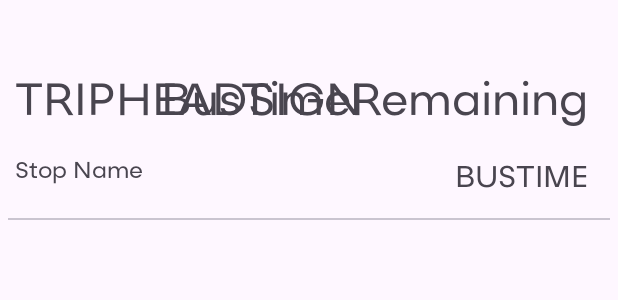
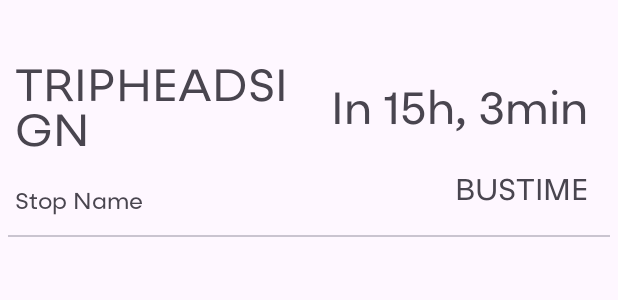
Before and after one commit to afg360/Bus2Go, an Android app: the layout favourites_list_elem.xml on its own in the app's theme, with its tools: preview values and no code run, on a phone screen of 412 x 824 dp. Shown: the top 300 px of the screen. Run offline under Robolectric (Android 15) with nearby library versions, the phone set to English and light mode, and no system bars.

Commit message:
Improved ui for trains

```diff
--- a/app/src/main/java/dev/mainhq/bus2go/fragments/Favourites.kt
+++ b/app/src/main/java/dev/mainhq/bus2go/fragments/Favourites.kt
@@ -163,7 +163,6 @@ class Favourites(private val favouritesViewModel: FavouritesViewModel,
                     .show()
             }
         }
-
     }
 
     override fun onDestroyView() {
@@ -264,7 +263,6 @@ class Favourites(private val favouritesViewModel: FavouritesViewModel,
             is TrainData -> {
                 view.tag as TrainData
             }
-
             else -> throw IllegalStateException("The item view tag has not been initialised!!!")
         }
     }
--- a/app/src/main/res/layout/favourites_list_elem.xml
+++ b/app/src/main/res/layout/favourites_list_elem.xml
@@ -25,10 +25,22 @@
             android:layout_width="match_parent"
             android:layout_height="wrap_content"
             >
+            <com.google.android.material.textview.MaterialTextView
+                android:id="@+id/favouritesTrainNumber"
+                android:layout_width="wrap_content"
+                android:layout_height="wrap_content"
+                android:layout_margin="10dp"
+                android:textSize="15sp"
+                android:text="Train"
+                android:textColor="@color/orange"
+                android:visibility="gone"
+                app:layout_constraintTop_toTopOf="parent"
+                app:layout_constraintStart_toStartOf="parent"
+                />
             <!-- Add a textview where n/s/e/w mean something (from where to where), before map implementation comes in-->
             <com.google.android.material.textview.MaterialTextView
                 android:id="@+id/favouritesTripheadsignTextView"
-                android:layout_width="wrap_content"
+                android:layout_width="200dp"
                 android:layout_height="wrap_content"
                 android:text="TRIPHEADSIGN"
                 android:fontFamily="@font/goli_medium"
@@ -42,7 +54,7 @@
                 android:id="@+id/favouritesBusTimeRemainingTextView"
                 android:layout_width="wrap_content"
                 android:layout_height="wrap_content"
-                android:text="BusTimeRemaining"
+                android:text="In 15h, 3min"
                 android:fontFamily="@font/goli_medium"
                 android:textSize="30sp"
                 android:layout_marginEnd="20dp"
--- a/app/src/main/res/values/colors.xml
+++ b/app/src/main/res/values/colors.xml
@@ -12,6 +12,7 @@
     <color name="light">#DDDDDDDD</color>
     <color name="grey">#88888888</color>
     <color name="red">#DCFF0072</color>
+    <color name="orange">#FFd45f09</color>
     <color name="select_grey">#801B1B1B</color>
     <style name="themeSwitch" parent="@style/Widget.AppCompat.CompoundButton.Switch">
         <item name="colorControlActivated">#46bdbf</item>
--- a/app/src/main/res/values/strings.xml
+++ b/app/src/main/res/values/strings.xml
@@ -42,4 +42,5 @@
     <string name="in_min">In %1$s min</string>
     <string name="in_more_than_an_hour"><![CDATA[In >> 1h]]></string>
     <string name="none_for_the_rest_of_the_today">None for the rest of the today</string>
+    <string name="train_to">Train #%1$s, to %2$s</string>
 </resources>
```
Also changed, not shown: app/src/main/java/dev/mainhq/bus2go/adapters/FavouritesListElemsAdapter.kt (+14 -7 lines), 1 other file.
